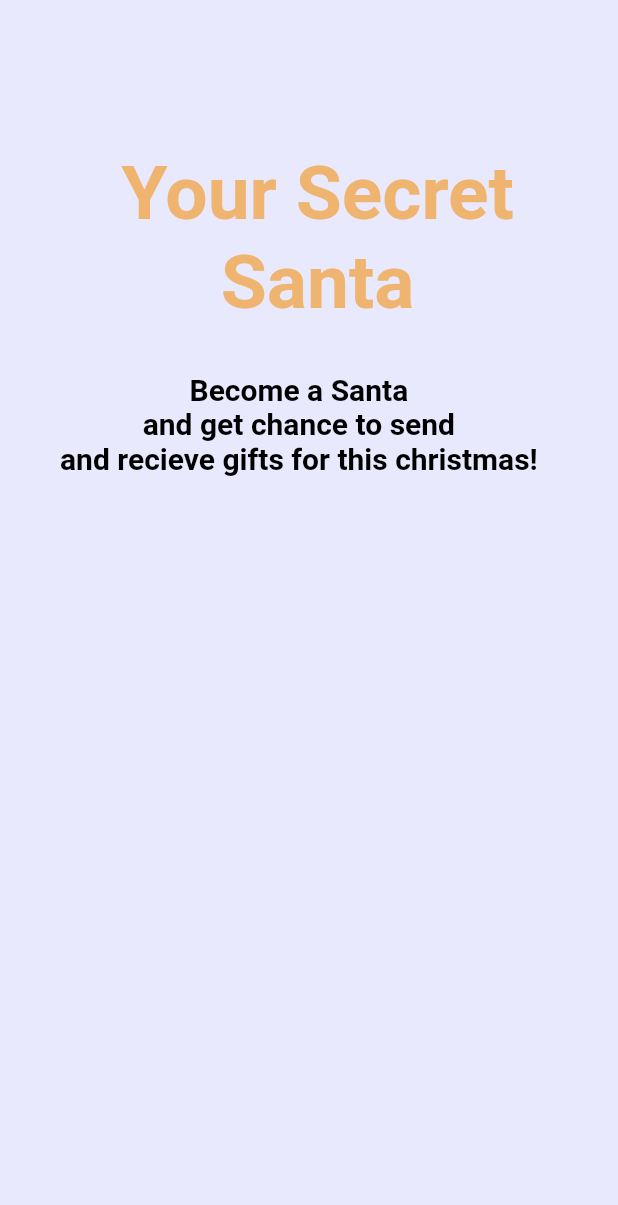
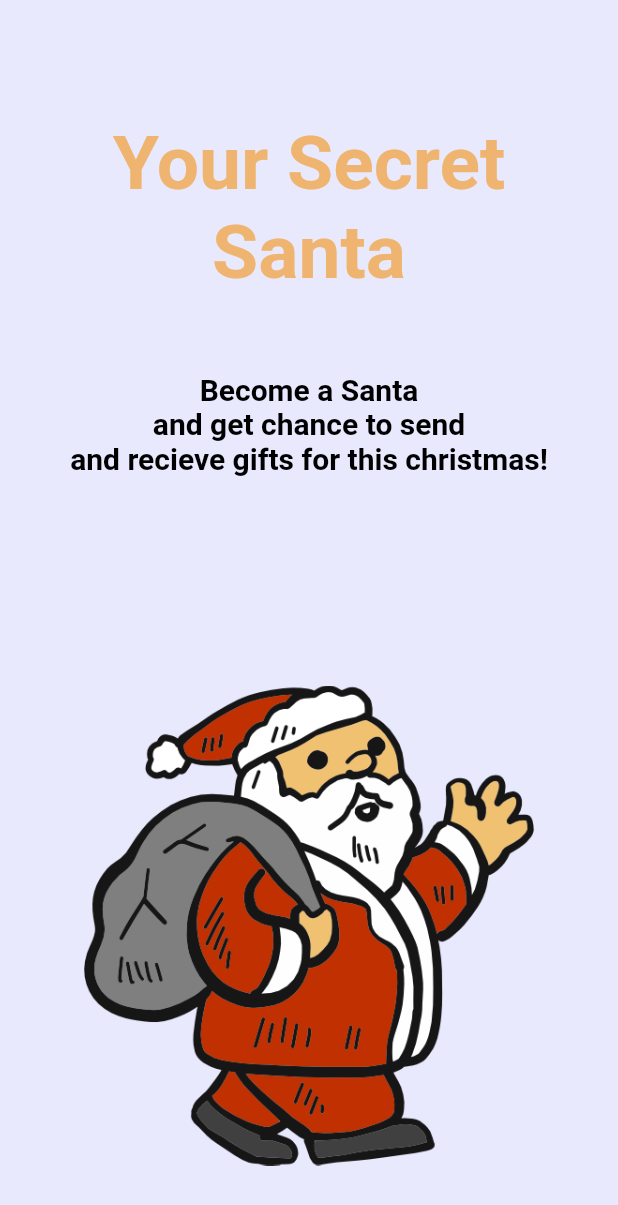
Before and after one commit to KS9004/beautiful_ui, a Flutter app: the screen it shows after launch, on a phone screen of 412 x 824 dp. Shown: the top 1205 px of the screen. Run offline on Flutter 3.47's test engine with Material 2 defaults, Android fonts, the phone set to English and light mode, and no system bars.

Commit message:
added santa claus image to home_page

```diff
--- a/lib/main.dart
+++ b/lib/main.dart
@@ -1,4 +1,5 @@
 import 'package:flutter/material.dart';
+import 'dart:math';
 
 void main() {
   runApp(MyApp());
@@ -26,8 +27,10 @@ class _HomePageState extends State<HomePage> {
       body: SafeArea(
         child: Column(
           children: [
-            Padding(
-              padding: const EdgeInsets.only(top: 100, left: 65.0),
+            SizedBox(
+              height: 80.0,
+            ),
+            Center(
               child: RichText(
                 text: TextSpan(
                     text: 'Your Secret\nSanta',
@@ -39,8 +42,10 @@ class _HomePageState extends State<HomePage> {
                 textAlign: TextAlign.center,
               ),
             ),
-            Padding(
-              padding: const EdgeInsets.only(top: 30, left: 40.0),
+            SizedBox(
+              height: 50.0,
+            ),
+            Center(
               child: RichText(
                 text: TextSpan(
                     text:
@@ -52,6 +57,16 @@ class _HomePageState extends State<HomePage> {
                 textAlign: TextAlign.center,
               ),
             ),
+            SizedBox(
+              height: 100.0,
+            ),
+            Stack(children: [
+              Image.asset(
+                'assets/santa-claus.png',
+                width: 320,
+                height: 400.0,
+              ),
+            ])
           ],
         ),
       ),
```
Also changed, not shown: pubspec.yaml (+5 -3 lines), assets/381.jpg (added), assets/santa-claus.png (added), assets/santa-claus.svg (added), assets/santa.png (added), assets/santa2.svg (added).
